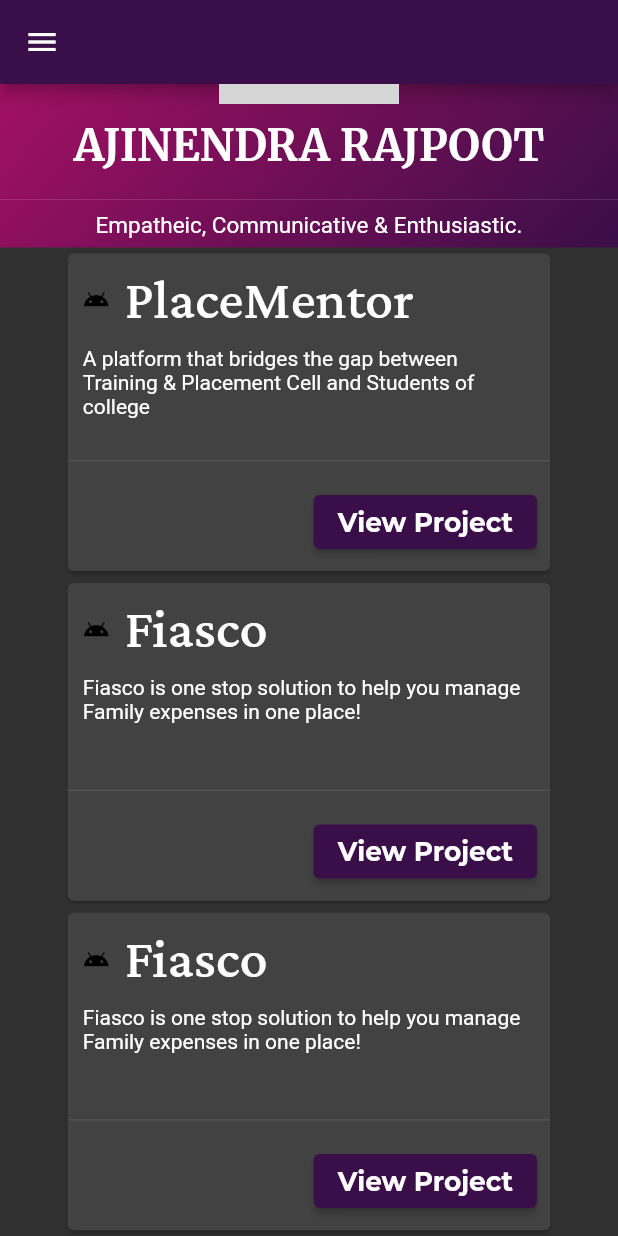
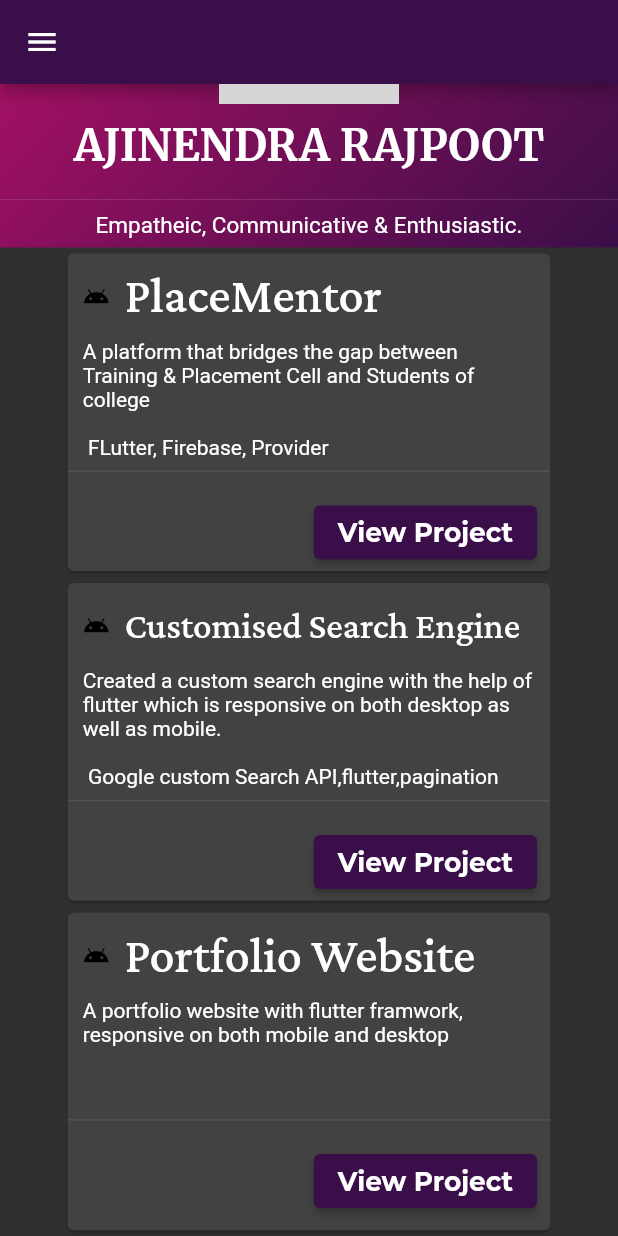
Before and after one commit to ajinendra05/my_portfolio_web, a Flutter app: the Project_Screen screen opened by its route, scrolled down 291 dp, on a phone screen of 412 x 824 dp. Run offline on Flutter 3.47's test engine with Material 2 defaults, Android fonts, the phone set to English and light mode, and no system bars; our stand-ins replace google_fonts; grey boxes are pictures that could not be loaded.

Commit message:
change in data

```diff
--- a/lib/data/data.dart
+++ b/lib/data/data.dart
@@ -22,7 +22,7 @@ String contactLinktree = "https://linktr.ee/ajinendra05";
 
 String aboutWorkExperience = '''
 I’m completed my secondary and higher secondary’s education from JNV Mandla.
-Starting my tech development path from unity game engine to a flutter developer I enjoyed learning new techs to solve problems and to developing new products every time. I have knowledge and work on both cross (Flutter Framework), confined on native (Android Studio).
+Starting my tech development path from unity game engine to a flutter developer, I enjoyed learning new techs to solve problems and to developing new products every time. I have knowledge and work on both cross (Flutter Framework), confined on native (Android Studio).
 
 ''';
 
@@ -43,20 +43,21 @@ List<Project> projectList = [
   Project(
       name: "PlaceMentor",
       description:
-          "A platform that bridges the gap between Training & Placement Cell and Students of college",
+          "A platform that bridges the gap between Training & Placement Cell and Students of college \n \n FLutter, Firebase, Provider",
       link: "https://placementor-ajinendra05.webflow.io/"),
   Project(
-      name: "Fiasco",
+      name: "Customised Search Engine",
       description:
-          "Fiasco is one stop solution to help you manage Family expenses in one place!",
+          "Created a custom search engine with the help of flutter which is responsive on both desktop as well as mobile. \n \n Google custom Search API,flutter,pagination",
       link: "https://github.com/adityathakurxd/fiasco"),
+  // Project(
+  //     name: "Fiasco",
+  //     description:
+  //         "Fiasco is one stop solution to help you manage Family expenses in one place!",
+  //     link: "https://github.com/adityathakurxd/fiasco"),
   Project(
-      name: "Fiasco",
+      name: "Portfolio Website",
       description:
-          "Fiasco is one stop solution to help you manage Family expenses in one place!",
-      link: "https://github.com/adityathakurxd/fiasco"),
-  Project(
-      name: "Flutter Portfolio",
-      description: "A portfolio website with flutter framwork ",
+          "A portfolio website with flutter framwork, responsive on both mobile and desktop",
       link: "https://github.com/adityathakurxd/flutter-portfolio")
 ];
--- a/lib/widgets/project_widget.dart
+++ b/lib/widgets/project_widget.dart
@@ -37,10 +37,19 @@ class ProjectWidget extends StatelessWidget {
                           const SizedBox(
                             width: 10,
                           ),
-                          Text(
-                            projectData.name,
-                            style: kSectionTitleText.copyWith(
-                                fontSize: constrain.maxHeight * 0.17),
+                          Container(
+                            height: constrain.maxHeight * 0.17,
+                            width: constrain.maxWidth * 0.8,
+                            alignment: Alignment.centerLeft,
+                            child: FittedBox(
+                              child: Text(
+                                projectData.name,
+                                style: kSectionTitleText.copyWith(
+                                    // backgroundColor: Colors.amber,
+                                    fontSize: constrain.maxHeight * 0.17),
+                                // overflow: TextOverflow.clip,
+                              ),
+                            ),
                           ),
                         ],
                       ),
@@ -67,7 +76,7 @@ class ProjectWidget extends StatelessWidget {
                             //     Size.fromHeight(constrain.maxHeight * 0.1)),
                             onPressed: () async {
                               //Launch project on GitHub
-                              if (index == 3) {
+                              if (index == 2) {
                                 showDialog(
                                   barrierColor: Color.fromARGB(182, 24, 23, 23),
                                   context: context,
```
